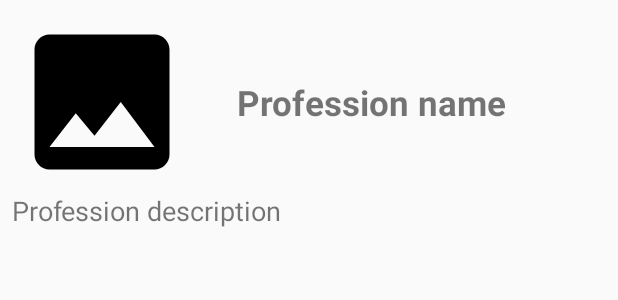
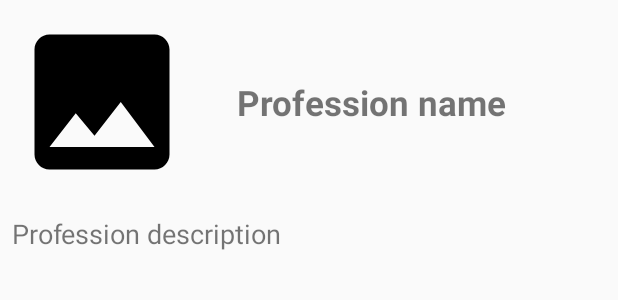
Before and after one commit to AmandineWts/android_project, an Android app: the layout profession_detail_activity.xml on its own in the app's theme, with its tools: preview values and no code run, on a phone screen of 412 x 824 dp. Shown: the top 300 px of the screen. Run offline under Robolectric (Android 15) with nearby library versions, the phone set to English and light mode, and no system bars.

Commit message:
Ajout margin entre image et description d'un détail

```diff
--- a/app/src/main/res/layout/profession_detail_activity.xml
+++ b/app/src/main/res/layout/profession_detail_activity.xml
@@ -21,6 +21,7 @@
         android:layout_width="0dp"
         android:layout_height="wrap_content"
         android:layout_marginLeft="30dp"
+        android:layout_marginBottom="15dp"
         android:textSize="23sp"
         android:textStyle="bold"
         app:layout_constraintBottom_toTopOf="@id/profession_detail_description_textview"
@@ -32,10 +33,13 @@
         android:id="@+id/profession_detail_description_textview"
         android:layout_width="0dp"
         android:layout_height="wrap_content"
+        android:layout_marginTop="15dp"
         android:textSize="18sp"
         app:layout_constraintLeft_toLeftOf="parent"
         app:layout_constraintTop_toBottomOf="@id/profession_detail_logo_imageview"
         app:layout_constraintVertical_chainStyle="packed"
         tools:text="Profession description"/>
 
+
+
 </androidx.constraintlayout.widget.ConstraintLayout>
```
